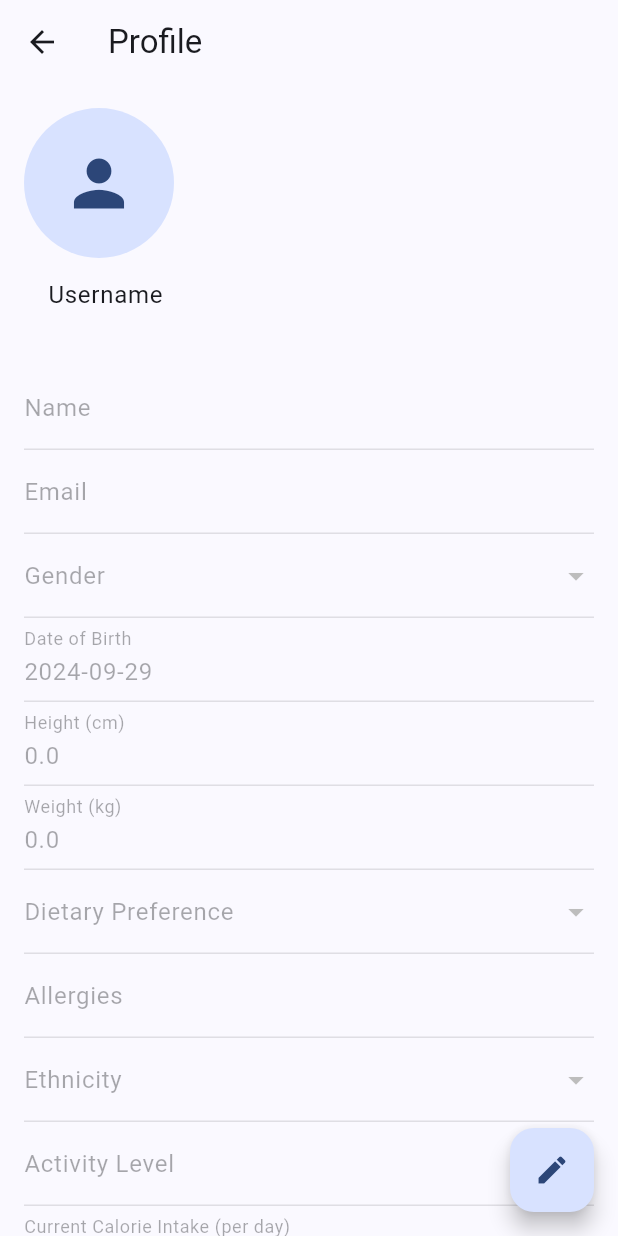
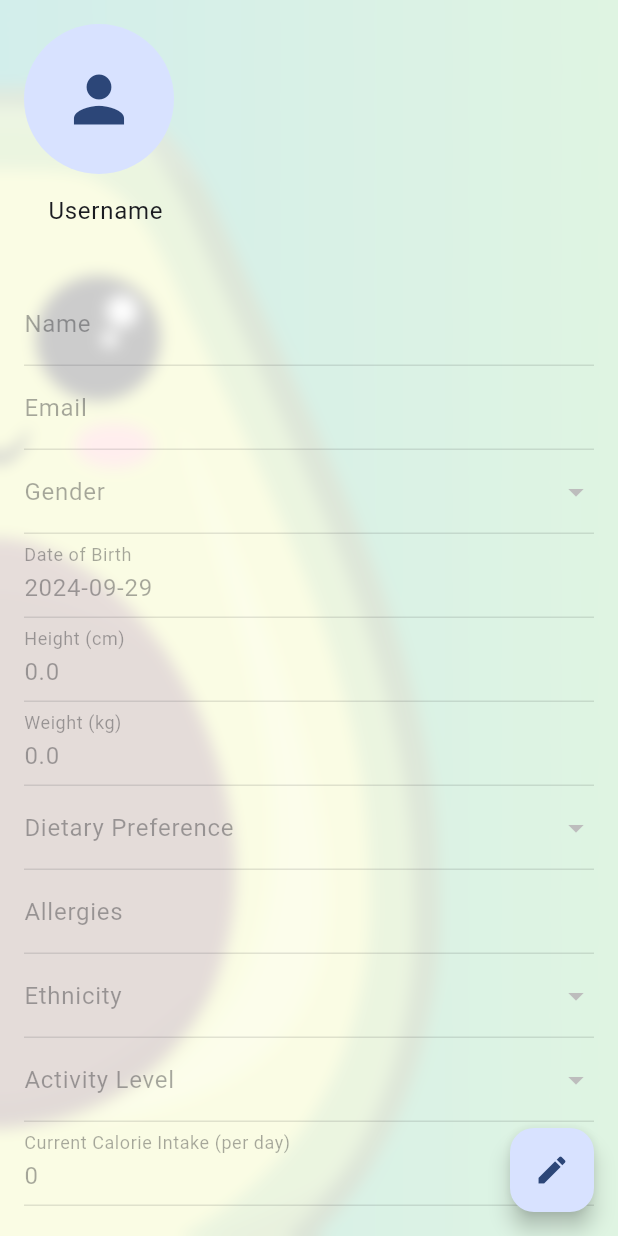
Before and after one commit to Platinum-Saber/Mecha_24, a Flutter app: the ProfilePageGenerator screen opened directly, on a phone screen of 412 x 824 dp. Run offline on Flutter 3.47's test engine with Material 3 defaults, Android fonts, the light colour scheme and no system bars; our stand-ins replace pie_chart, shared_preferences, table_calendar; accounts and stored records are empty; network calls fail.

Commit message:
bg image to profile

```diff
--- a/client/nutrimithu/lib/Pages/Profile/profile_page.dart
+++ b/client/nutrimithu/lib/Pages/Profile/profile_page.dart
@@ -5,6 +5,7 @@ import 'package:shared_preferences/shared_preferences.dart';
 import 'package:http/http.dart' as http;
 import 'dart:convert';
 import '../../App/app.dart';
+import 'dart:ui';
 
 class ProfilePageGenerator extends StatefulWidget {
   const ProfilePageGenerator({Key? key}) : super(key: key);
@@ -78,8 +79,20 @@ class _ProfilePageState extends State<ProfilePageGenerator> {
   @override
   Widget build(BuildContext context) {
     return Scaffold(
-      appBar: AppBar(title: const Text('Profile')),
-      body: Form(
+      // appBar: AppBar(title: const Text('My Profile')),
+      body: Stack(fit: StackFit.expand, children: <Widget>[
+        Image.asset(
+          'assets/bg.png',
+          fit: BoxFit.cover,
+          // height: 120,
+        ),
+        BackdropFilter(
+          filter: ImageFilter.blur(sigmaX: 5, sigmaY: 5),
+          child: Container(
+            color: Colors.white.withOpacity(0.8),
+          ),
+        ),
+        Form(
           key: _formKey,
           child: SingleChildScrollView(
             padding: const EdgeInsets.all(16.0),
@@ -108,6 +121,7 @@ class _ProfilePageState extends State<ProfilePageGenerator> {
             ),
           ),
         ),
+      ]),
       floatingActionButton: FloatingActionButton(
         onPressed: _toggleEditMode,
         child: Icon(_isEditing ? Icons.save : Icons.edit),
```
Also changed, not shown: client/nutrimithu/lib/Pages/Home/home_page.dart (+11 -70 lines). Lines whose indentation alone changed are shown as unchanged.
